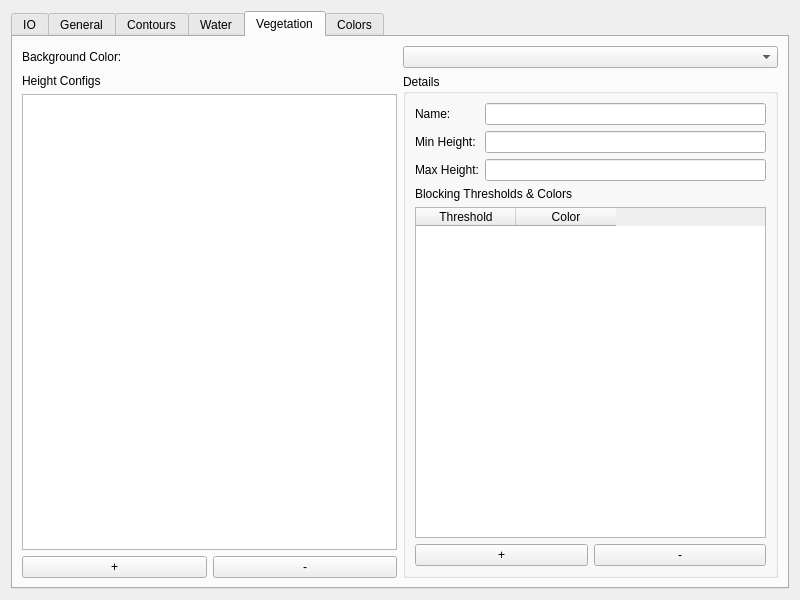
Before: the Qt Designer form src/gui/config_editor.ui in Trailblaze-Software/Blaze, drawn with Qt 5.
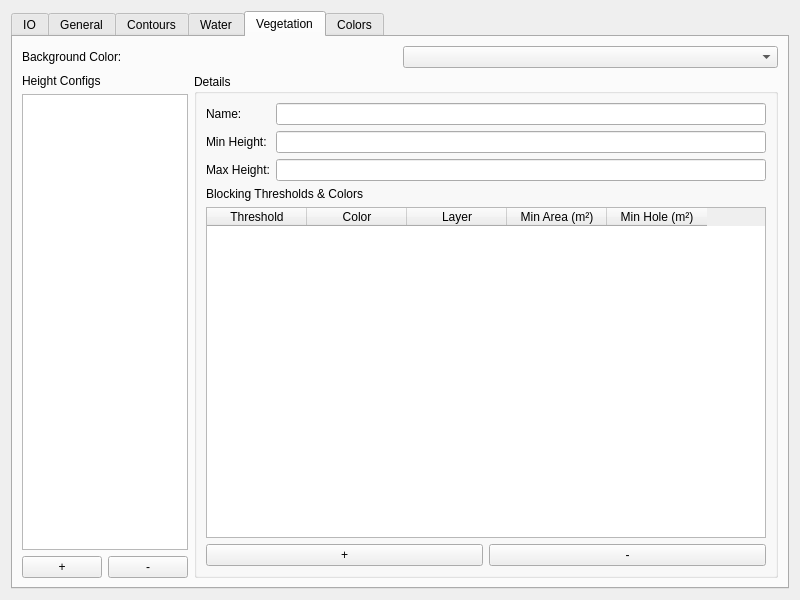
After: the same form once the commit is applied. The open tabs and pages were chosen to show the change.

Patch:
```diff
--- a/src/gui/config_editor.ui
+++ b/src/gui/config_editor.ui
@@ -730,7 +730,7 @@
         </layout>
        </item>
        <item>
-        <layout class="QHBoxLayout" name="horizontalLayout_VegeMain">
+        <layout class="QHBoxLayout" name="horizontalLayout_VegeMain" stretch="1,5">
          <item>
           <layout class="QVBoxLayout" name="verticalLayout_VegeList">
            <item>
@@ -741,7 +741,20 @@
             </widget>
            </item>
            <item>
-            <widget class="QListWidget" name="vege_list_widget"/>
+            <widget class="QListWidget" name="vege_list_widget">
+             <property name="sizePolicy">
+              <sizepolicy hsizetype="Preferred" vsizetype="Expanding">
+               <horstretch>0</horstretch>
+               <verstretch>0</verstretch>
+              </sizepolicy>
+             </property>
+             <property name="maximumSize">
+              <size>
+               <width>180</width>
+               <height>16777215</height>
+              </size>
+             </property>
+            </widget>
            </item>
            <item>
             <layout class="QHBoxLayout" name="horizontalLayout_VegeButtons">
@@ -822,6 +835,21 @@
                 <string>Color</string>
                </property>
               </column>
+              <column>
+               <property name="text">
+                <string>Layer</string>
+               </property>
+              </column>
+              <column>
+               <property name="text">
+                <string>Min Area (m²)</string>
+               </property>
+              </column>
+              <column>
+               <property name="text">
+                <string>Min Hole (m²)</string>
+               </property>
+              </column>
              </widget>
             </item>
             <item>
```
